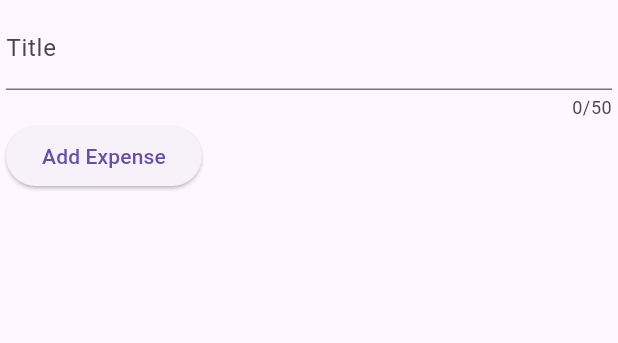
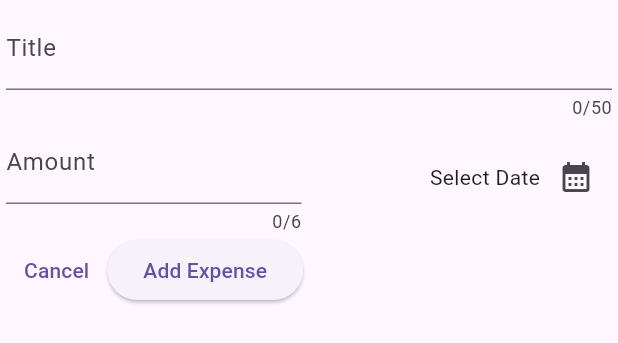
Before and after one commit to kapdroid/expense_tracker, a Flutter app: the AddExpense widget shown alone on an empty page, opened directly, on a phone screen of 412 x 824 dp. Shown: the top 343 px of the screen. Run offline on Flutter 3.47's test engine with Material 3 defaults, Android fonts, the phone set to English and light mode, and no system bars; missing offline and left inert: dart:ffi.

Commit message:
topic: date picker

```diff
--- a/lib/widgets/add_expense.dart
+++ b/lib/widgets/add_expense.dart
@@ -1,4 +1,5 @@
 import 'package:flutter/material.dart';
+import 'package:flutter/widgets.dart';
 
 class AddExpense extends StatefulWidget {
   const AddExpense({super.key});
@@ -13,11 +14,21 @@ class _AddExpenseState extends State<AddExpense> {
   String _expenseTitle = "";
 
   final _textEditingController = TextEditingController();
+  final _amoutEditingController = TextEditingController();
 
   @override
   void dispose() {
     _textEditingController.dispose();
+    _amoutEditingController.dispose();
     super.dispose();
+  }
+
+  void _selectExpenseDate() {
+    final now = DateTime.now();
+    showDatePicker(
+        context: context,
+        firstDate: DateTime(now.year-1,now.month,now.day),
+        lastDate: DateTime.now());
   }
 
   @override
@@ -28,15 +39,52 @@ class _AddExpenseState extends State<AddExpense> {
         children: [
           TextField(
             controller: _textEditingController,
-            decoration: const InputDecoration(label: Text("Title")),
+            decoration: const InputDecoration(
+              label: Text("Title"),
+            ),
             maxLength: 50,
             keyboardType: TextInputType.multiline,
           ),
           Row(
             children: [
+              Expanded(
+                child: TextField(
+                    controller: _amoutEditingController,
+                    decoration: const InputDecoration(
+                        label: Text("Amount "), prefixText: "\$ "),
+                    maxLength: 6,
+                    keyboardType: TextInputType.number),
+              ),
+              const SizedBox(
+                width: 10,
+              ),
+              Expanded(
+                child: Row(
+                  mainAxisAlignment: MainAxisAlignment.end,
+                  crossAxisAlignment: CrossAxisAlignment.center,
+                  children: [
+                    const Text("Select Date"),
+                    IconButton(
+                        onPressed:_selectExpenseDate,
+                        icon: const Icon(Icons.calendar_month))
+                  ],
+                ),
+              ),
+              // IconButton(
+              //     onPressed: () {}, icon: const Icon(Icons.calendar_month))
+            ],
+          ),
+          Row(
+            children: [
+              TextButton(
+                  onPressed: () {
+                    Navigator.pop(context);
+                  },
+                  child: const Text("Cancel")),
               ElevatedButton(
                   onPressed: () {
                     print(_textEditingController.text);
+                    print(_amoutEditingController.text);
                   },
                   child: const Text("Add Expense"))
             ],
```
